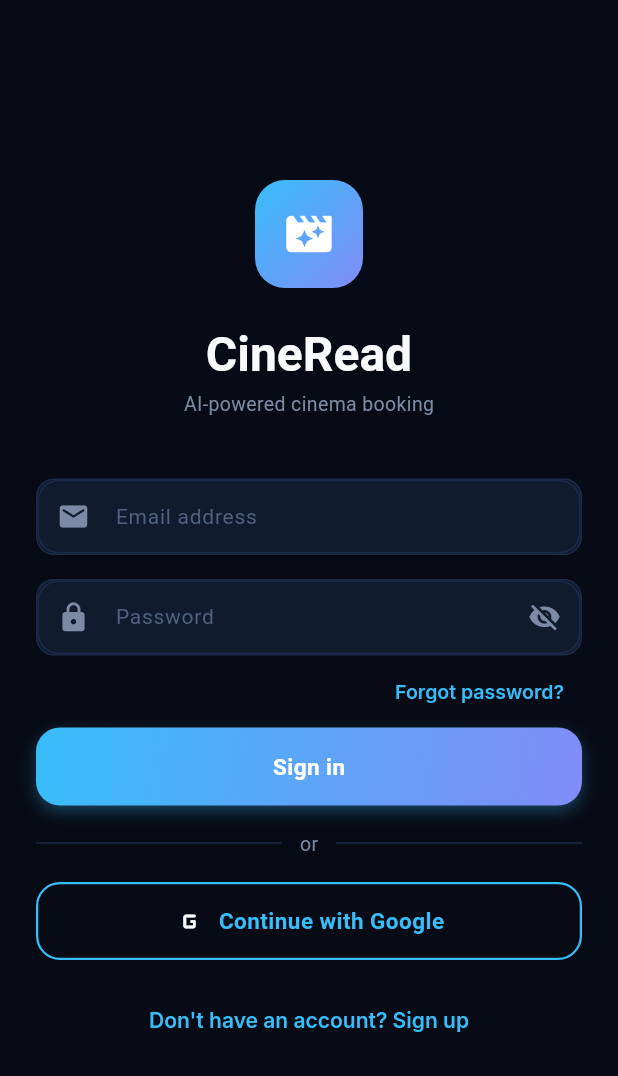
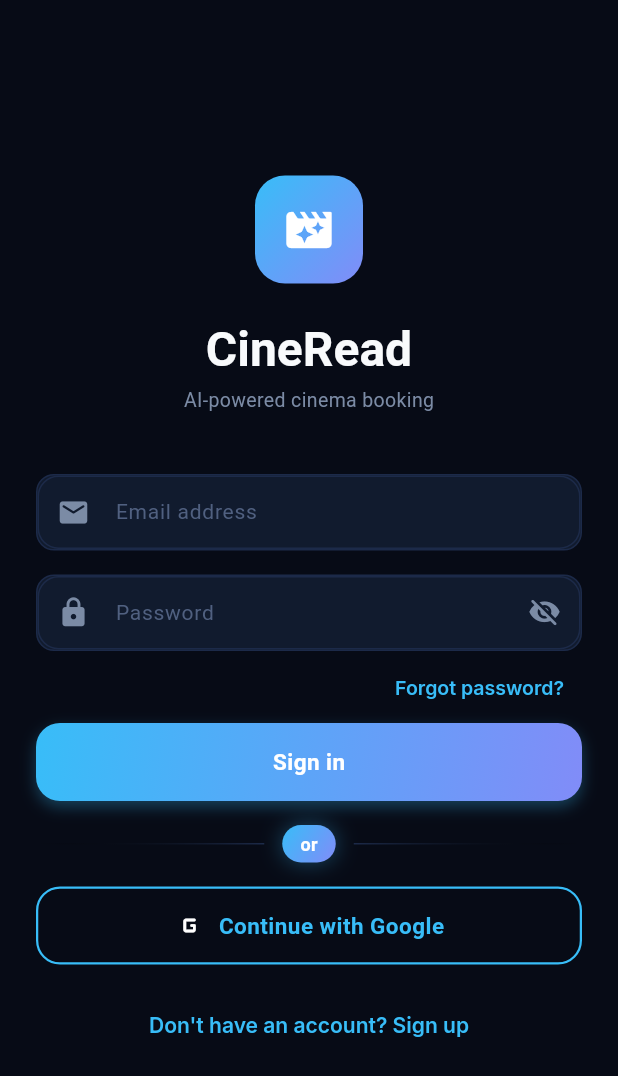
Before and after one commit to shyamrajpr7/recommendation-system, a Flutter app: the LoginScreen screen opened by its route, on a phone screen of 412 x 824 dp. Shown: the top 1076 px of the screen. Run offline on Flutter 3.47's test engine with Material 3 defaults, Android fonts, the phone set to English and light mode, and no system bars; drawn by our look-alikes of flutter_animate; our stand-ins replace dio, flutter_riverpod, flutter_secure_storage, go_router, google_fonts, shared_preferences and 1 more; accounts and stored records are empty.

Commit message:
ui: add gradient pill divider to login screen social section

```diff
--- a/mobile/lib/screens/login_screen.dart
+++ b/mobile/lib/screens/login_screen.dart
@@ -104,12 +104,45 @@
                     .slideY(begin: 0.05, end: 0, delay: 350.ms, duration: 400.ms),
                 const SizedBox(height: AppSpacing.lg),
                 Row(children: [
-                  const Expanded(child: Divider(color: AppColors.borderSoft)),
+                  Expanded(
+                    child: Container(
+                      height: 1,
+                      decoration: BoxDecoration(
+                        gradient: const LinearGradient(
+                          colors: [Colors.transparent, AppColors.border],
+                          stops: [0.0, 1.0],
+                        ),
+                      ),
+                    ),
+                  ),
                   Padding(
                     padding: const EdgeInsets.symmetric(horizontal: AppSpacing.md),
-                    child: Text('or', style: TextStyle(color: AppColors.muted, fontSize: 13)),
+                    child: Container(
+                      padding: const EdgeInsets.symmetric(horizontal: AppSpacing.md, vertical: 4),
+                      decoration: BoxDecoration(
+                        gradient: AppColors.primaryGradient,
+                        borderRadius: BorderRadius.circular(999),
+                        boxShadow: [
+                          BoxShadow(
+                            color: AppColors.accent1.withValues(alpha: 0.35),
+                            blurRadius: 12,
+                          ),
+                        ],
+                      ),
+                      child: const Text('or', style: TextStyle(color: Colors.white, fontSize: 12, fontWeight: FontWeight.w600)),
+                    ),
                   ),
-                  const Expanded(child: Divider(color: AppColors.borderSoft)),
+                  Expanded(
+                    child: Container(
+                      height: 1,
+                      decoration: BoxDecoration(
+                        gradient: LinearGradient(
+                          colors: [AppColors.border, Colors.transparent],
+                          stops: const [0.0, 1.0],
+                        ),
+                      ),
+                    ),
+                  ),
                 ]).animate().fadeIn(delay: 400.ms, duration: 400.ms),
                 const SizedBox(height: AppSpacing.lg),
                 AppButton(
```
